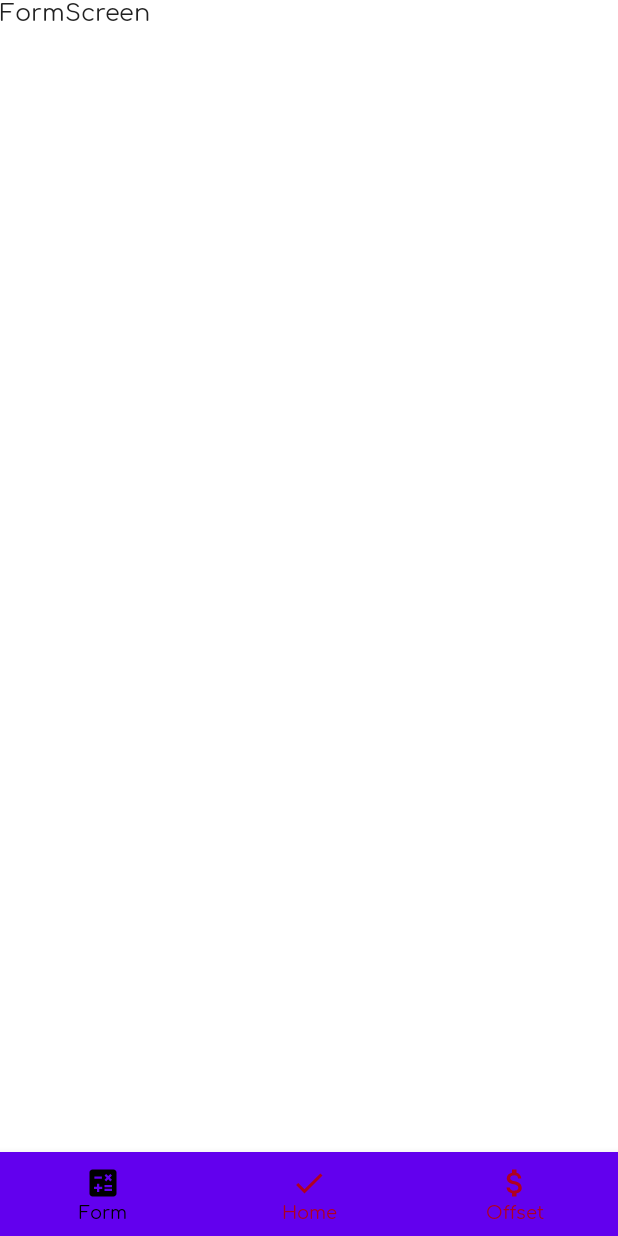
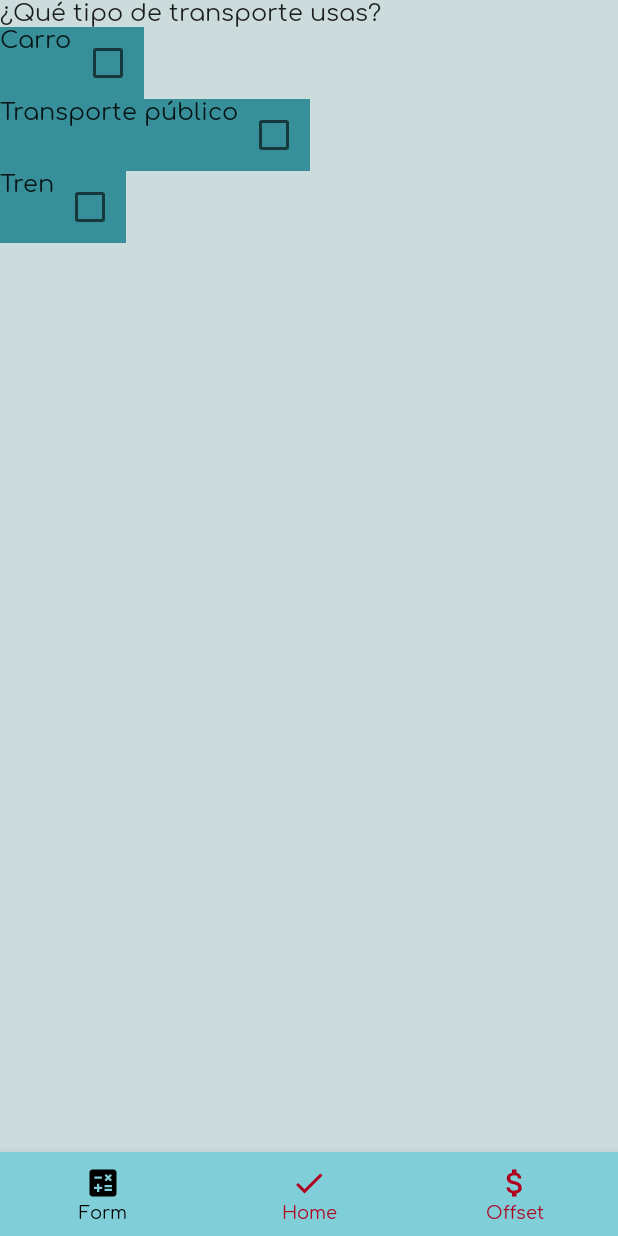
Before and after one commit to renatojobal/YupicAndroid, an Android app built with Jetpack Compose: the FormScreen screen opened through its navigation route, on a phone screen of 412 x 824 dp. Run offline under Robolectric (Android 15) with nearby library versions, the phone set to English and light mode, and no system bars.

Commit message:
:art: fix styles

```diff
--- a/app/src/main/java/com/yupic/yupic/MainActivity.kt
+++ b/app/src/main/java/com/yupic/yupic/MainActivity.kt
@@ -33,6 +33,8 @@ import com.yupic.yupic.ui.login.LoginScreen
 
 
 class MainActivity : ComponentActivity() {
+
+
     @ExperimentalAnimationApi
     override fun onCreate(savedInstanceState: Bundle?) {
         super.onCreate(savedInstanceState)
@@ -40,6 +42,8 @@ class MainActivity : ComponentActivity() {
             YupicApp()
         }
     }
+
+
 }
 
 @ExperimentalAnimationApi
--- /dev/null
+++ b/app/src/main/java/com/yupic/yupic/model/Node.kt
@@ -0,0 +1,8 @@
+package com.yupic.yupic.model
+
+data class Node (
+    val title: String = "",
+    var weight : Double = 0.0,
+    val nestedNodes : List<Node> = listOf()
+
+)
--- a/app/src/main/java/com/yupic/yupic/ui/form/FormScreen.kt
+++ b/app/src/main/java/com/yupic/yupic/ui/form/FormScreen.kt
@@ -1,16 +1,95 @@
 package com.yupic.yupic.ui
 
+import androidx.compose.foundation.background
+import androidx.compose.foundation.layout.Box
+import androidx.compose.foundation.layout.BoxWithConstraints
+import androidx.compose.foundation.layout.Column
+import androidx.compose.foundation.layout.Row
+import androidx.compose.material.Checkbox
+import androidx.compose.material.MaterialTheme
 import androidx.compose.material.Text
 import androidx.compose.runtime.Composable
+import androidx.compose.runtime.mutableStateOf
+import androidx.compose.runtime.remember
+import androidx.compose.ui.Modifier
 import androidx.compose.ui.tooling.preview.Preview
+import com.yupic.yupic.model.Node
 
 @Composable
 fun FormScreen() {
-    Text(text = "FormScreen")
+    QuestionCard(
+        Node(
+            title = "¿Qué tipo de transporte usas?",
+            weight = 0.0,
+            nestedNodes = listOf(
+                Node(
+                    "Carro",
+                    weight = 2.0
+                ),
+                Node(
+                    "Transporte público",
+                    weight = 1.0
+                ),
+                Node(
+                    "Tren",
+                    weight = 2.0
+                )
+            )
+        )
+    )
+}
+
+@Composable
+fun QuestionCard(node: Node) {
+    BoxWithConstraints {
+        Column {
+            Text(text = node.title)
+            node.nestedNodes.forEach { targetNode ->
+                SingleSelectableItem(targetNode)
+            }
+        }
+    }
+}
+
+@Composable
+fun SingleSelectableItem(node: Node) {
+    val isChecked = remember { mutableStateOf(false) }
+    Box(modifier = Modifier.background(MaterialTheme.colors.primaryVariant)) {
+        Row {
+            Text(text = node.title)
+            Checkbox(checked = isChecked.value, onCheckedChange = { isChecked.value = it })
+        }
+    }
+}
+
+
+@Preview(showBackground = true)
+@Composable
+fun FormScreenPreview() {
+    FormScreen()
 }
 
 @Preview(showBackground = true)
 @Composable
-fun FormScreenPreview() {
-   FormScreen()
+fun QuestionCardPreview() {
+    QuestionCard(
+        Node(
+            title = "¿Qué tipo de transporte usas?",
+            weight = 0.0,
+            nestedNodes = listOf(
+                Node(
+                    "Carro",
+                    weight = 2.0
+                ),
+                Node(
+                    "Transporte público",
+                    weight = 1.0
+                ),
+                Node(
+                    "Tren",
+                    weight = 2.0
+                )
+            )
+        )
+    )
 }
```
Also changed, not shown: app/src/main/java/com/yupic/yupic/ui/theme/Color.kt (+4 -4 lines), app/src/main/java/com/yupic/yupic/ui/theme/Theme.kt (+9 -9 lines).
